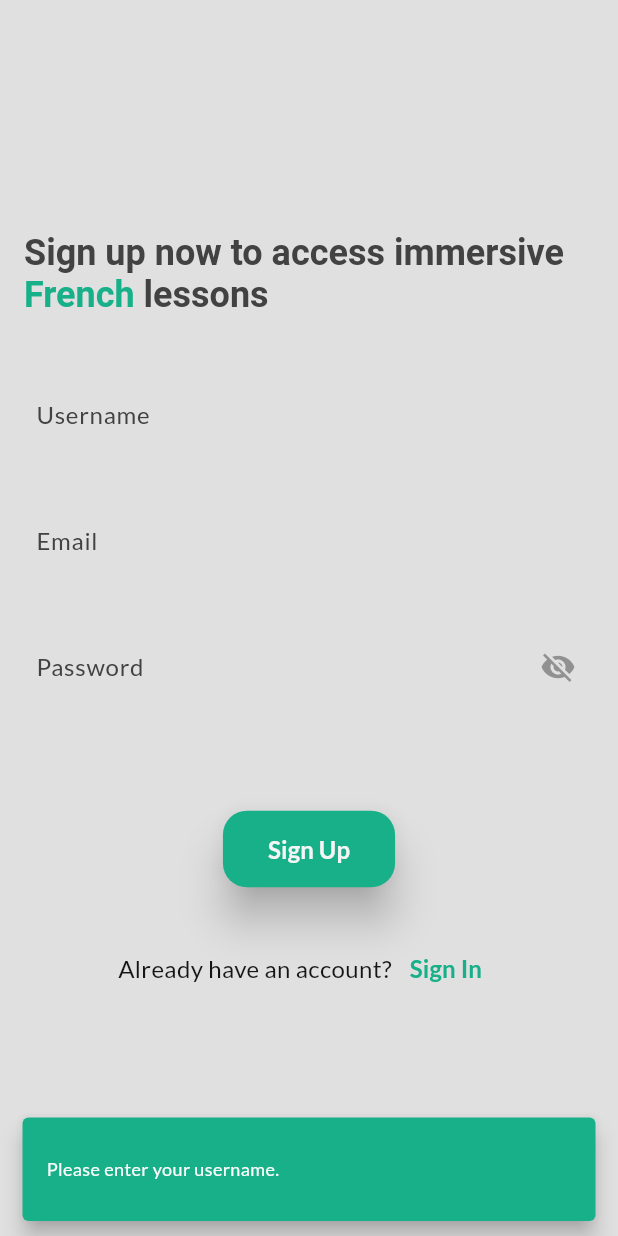
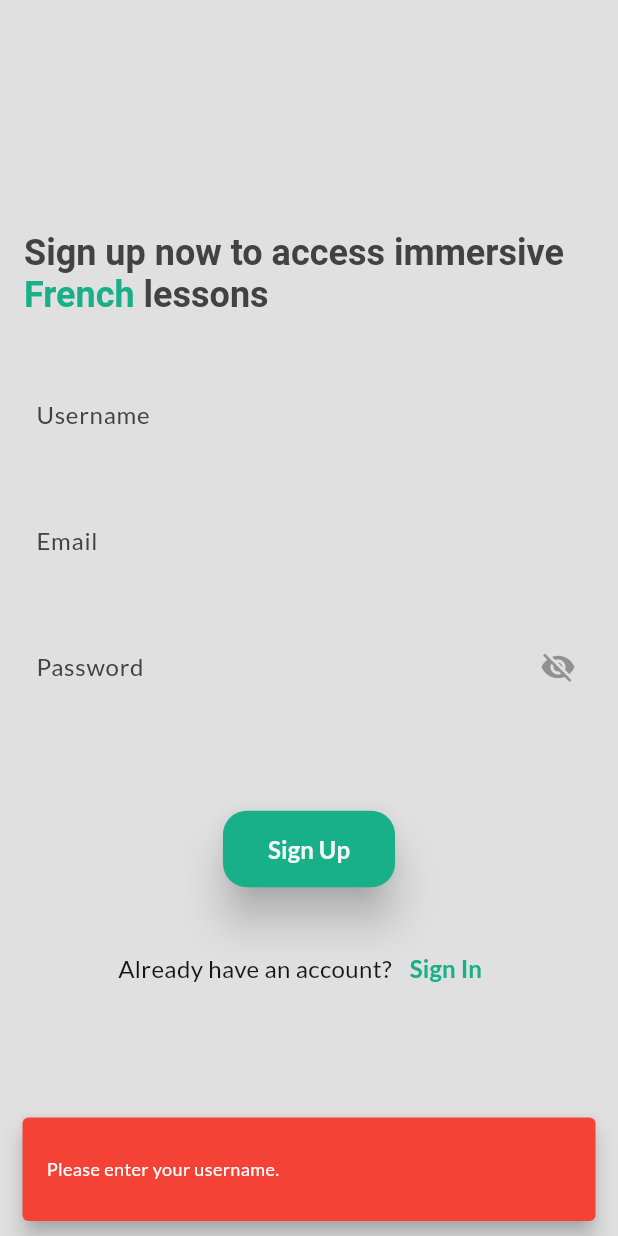
Before and after one commit to Pratam-Kalligudda/pardonMyFrancaisApkl, a Flutter app: the SignUpPage screen opened by its route, after a tap on "Sign Up", on a phone screen of 412 x 824 dp. Run offline on Flutter 3.47's test engine with Material 3 defaults, Android fonts, the light colour scheme and no system bars; our stand-ins replace camera, flutter_dotenv, flutter_tts, google_fonts, package_info_plus, shared_preferences; missing offline and left inert: flutter_ffmpeg; accounts and stored records are empty; network calls fail.

Commit message:
hopefully last changes

```diff
--- a/lib/pages/mcq_test_page.dart
+++ b/lib/pages/mcq_test_page.dart
@@ -7,6 +7,7 @@ import 'package:french_app/models/questions.dart';
 import 'package:french_app/models/sublevel.dart';
 import 'package:french_app/providers/progress_provider.dart';
 import 'package:french_app/widgets/custom_button.dart';
+import 'package:french_app/widgets/snackbar.dart';
 import 'package:http/http.dart' as http;
 import 'package:provider/provider.dart';
 import 'package:shared_preferences/shared_preferences.dart';
@@ -311,10 +312,11 @@ class _MCQTestPageState extends State<MCQTestPage> {
             text: currentQuestionIndex == questions!.length - 1 ? 'Submit' : 'Next',
             onPressed: () {
               if (selectedOptions[currentQuestionIndex] == -1) {
+                showStyledSnackBar(context, 'Please select an option before proceeding');
                 ScaffoldMessenger.of(context).showSnackBar(
                   SnackBar(
                     content: Text(
-                      'Please select an option before proceeding',
+                      '',
                       style: TextStyle(color: Theme.of(context).colorScheme.onError),
                     ),
                     backgroundColor: Theme.of(context).colorScheme.error,
--- a/lib/widgets/snackbar.dart
+++ b/lib/widgets/snackbar.dart
@@ -5,7 +5,7 @@ import 'package:flutter/material.dart';
 void showStyledSnackBar(BuildContext context, String text, {TextStyle? textStyle}) {
   final defaultTextStyle = TextStyle(
     fontSize: 12,
-    color: Theme.of(context).colorScheme.background,
+    color: Theme.of(context).colorScheme.onError,
   );
 
   final snackBar = SnackBar(
@@ -16,7 +16,7 @@ void showStyledSnackBar(BuildContext context, String text, {TextStyle? textStyle
         style: textStyle ?? defaultTextStyle,
       ),
     ),
-    backgroundColor: Theme.of(context).colorScheme.primary,
+    backgroundColor: Theme.of(context).colorScheme.error,
     duration: const Duration(seconds: 5),
     behavior: SnackBarBehavior.floating,
   );
```
Also changed, not shown: lib/pages/account_settings_page.dart (+14 -7 lines).
